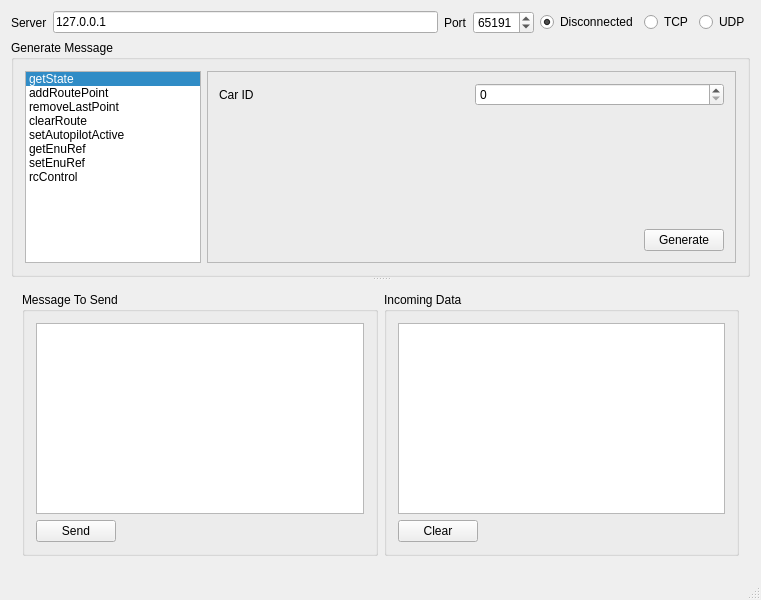
The window that Linux/CarNetworkTester/mainwindow.ui (vedderb/rise_sdvp) describes before a commit, drawn with Qt 5.
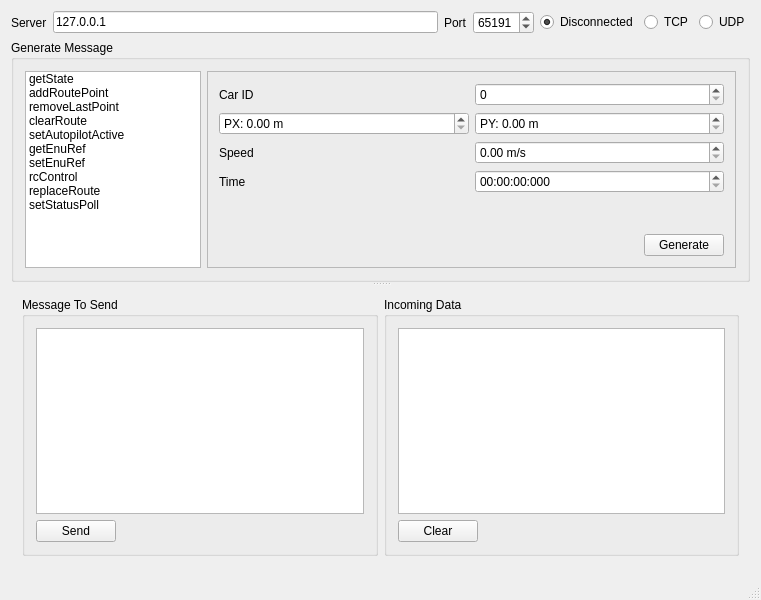
The same window after the commit. The open tabs and pages were chosen to show the change.

Commit message: AP_REPLACE_ROUTE command, ap mutexes, network if poll data command

The edit to the form file:
```diff
--- a/Linux/CarNetworkTester/mainwindow.ui
+++ b/Linux/CarNetworkTester/mainwindow.ui
@@ -89,7 +89,7 @@
           <item>
            <widget class="QListWidget" name="listWidget">
             <property name="currentRow">
-             <number>0</number>
+             <number>-1</number>
             </property>
             <item>
              <property name="text">
@@ -131,6 +131,16 @@
               <string>rcControl</string>
              </property>
             </item>
+            <item>
+             <property name="text">
+              <string>replaceRoute</string>
+             </property>
+            </item>
+            <item>
+             <property name="text">
+              <string>setStatusPoll</string>
+             </property>
+            </item>
            </widget>
           </item>
           <item>
@@ -827,6 +837,198 @@
               </item>
              </layout>
             </widget>
+            <widget class="QWidget" name="pageReplaceRoute">
+             <layout class="QVBoxLayout" name="verticalLayout_13">
+              <item>
+               <layout class="QGridLayout" name="gridLayout_5">
+                <item row="1" column="0">
+                 <widget class="QDoubleSpinBox" name="replaceRoutePxBox">
+                  <property name="prefix">
+                   <string>PX: </string>
+                  </property>
+                  <property name="suffix">
+                   <string> m</string>
+                  </property>
+                 </widget>
+                </item>
+                <item row="1" column="1">
+                 <widget class="QDoubleSpinBox" name="replaceRoutePyBox">
+                  <property name="prefix">
+                   <string>PY: </string>
+                  </property>
+                  <property name="suffix">
+                   <string> m</string>
+                  </property>
+                 </widget>
+                </item>
+                <item row="2" column="0">
+                 <widget class="QLabel" name="label_8">
+                  <property name="text">
+                   <string>Speed</string>
+                  </property>
+                 </widget>
+                </item>
+                <item row="2" column="1">
+                 <widget class="QDoubleSpinBox" name="replaceRouteSpeedBox">
+                  <property name="suffix">
+                   <string> m/s</string>
+                  </property>
+                 </widget>
+                </item>
+                <item row="3" column="0">
+                 <widget class="QLabel" name="label_22">
+                  <property name="text">
+                   <string>Time</string>
+                  </property>
+                 </widget>
+                </item>
+                <item row="3" column="1">
+                 <widget class="QTimeEdit" name="replaceRouteTimeEdit">
+                  <property name="displayFormat">
+                   <string>HH:mm:ss:zzz</string>
+                  </property>
+                 </widget>
+                </item>
+                <item row="0" column="0">
+                 <widget class="QLabel" name="label_5">
+                  <property name="text">
+                   <string>Car ID</string>
+                  </property>
+                 </widget>
+                </item>
+                <item row="0" column="1">
+                 <widget class="QSpinBox" name="replaceRouteCarBox">
+                  <property name="maximum">
+                   <number>255</number>
+                  </property>
+                 </widget>
+                </item>
+               </layout>
+              </item>
+              <item>
+               <spacer name="verticalSpacer_9">
+                <property name="orientation">
+                 <enum>Qt::Vertical</enum>
+                </property>
+                <property name="sizeHint" stdset="0">
+                 <size>
+                  <width>20</width>
+                  <height>40</height>
+                 </size>
+                </property>
+               </spacer>
+              </item>
+              <item>
+               <layout class="QHBoxLayout" name="horizontalLayout_9">
+                <item>
+                 <spacer name="horizontalSpacer_5">
+                  <property name="orientation">
+                   <enum>Qt::Horizontal</enum>
+                  </property>
+                  <property name="sizeHint" stdset="0">
+                   <size>
+                    <width>40</width>
+                    <height>20</height>
+                   </size>
+                  </property>
+                 </spacer>
+                </item>
+                <item>
+                 <widget class="QPushButton" name="replaceRouteGenerateButton">
+                  <property name="text">
+                   <string>Generate</string>
+                  </property>
+                 </widget>
+                </item>
+               </layout>
+              </item>
+             </layout>
+            </widget>
+            <widget class="QWidget" name="pageSetStatusPoll">
+             <layout class="QVBoxLayout" name="verticalLayout_14">
+              <item>
+               <layout class="QGridLayout" name="gridLayout_6">
+                <item row="0" column="0">
+                 <widget class="QLabel" name="label_23">
+                  <property name="text">
+                   <string>Car ID</string>
+                  </property>
+                 </widget>
+                </item>
+                <item row="0" column="1">
+                 <widget class="QSpinBox" name="setStatusPollCarBox">
+                  <property name="minimum">
+                   <number>-1</number>
+                  </property>
+                  <property name="maximum">
+                   <number>255</number>
+                  </property>
+                 </widget>
+                </item>
+                <item row="1" column="0">
+                 <widget class="QLabel" name="label_24">
+                  <property name="text">
+                   <string>Interval</string>
+                  </property>
+                 </widget>
+                </item>
+                <item row="1" column="1">
+                 <widget class="QSpinBox" name="setStatusPollIntervalBox">
+                  <property name="suffix">
+                   <string> ms</string>
+                  </property>
+                  <property name="minimum">
+                   <number>-1</number>
+                  </property>
+                  <property name="maximum">
+                   <number>10000</number>
+                  </property>
+                  <property name="value">
+                   <number>1000</number>
+                  </property>
+                 </widget>
+                </item>
+               </layout>
+              </item>
+              <item>
+               <spacer name="verticalSpacer_10">
+                <property name="orientation">
+                 <enum>Qt::Vertical</enum>
+                </property>
+                <property name="sizeHint" stdset="0">
+                 <size>
+                  <width>20</width>
+                  <height>87</height>
+                 </size>
+                </property>
+               </spacer>
+              </item>
+              <item>
+               <layout class="QHBoxLayout" name="horizontalLayout_10">
+                <item>
+                 <spacer name="horizontalSpacer_6">
+                  <property name="orientation">
+                   <enum>Qt::Horizontal</enum>
+                  </property>
+                  <property name="sizeHint" stdset="0">
+                   <size>
+                    <width>40</width>
+                    <height>20</height>
+                   </size>
+                  </property>
+                 </spacer>
+                </item>
+                <item>
+                 <widget class="QPushButton" name="setStatusPollGenerateButton">
+                  <property name="text">
+                   <string>Generate</string>
+                  </property>
+                 </widget>
+                </item>
+               </layout>
+              </item>
+             </layout>
+            </widget>
            </widget>
           </item>
          </layout>
```
The commit also changes 22 other files.
